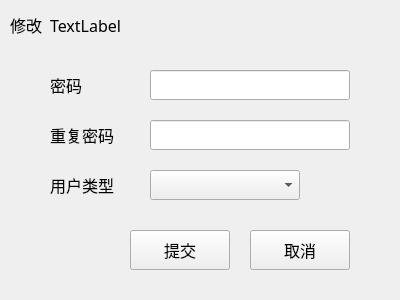
Arnowsx/ManangerClient2, file newandupdateuserwindow.ui: the form before one commit.
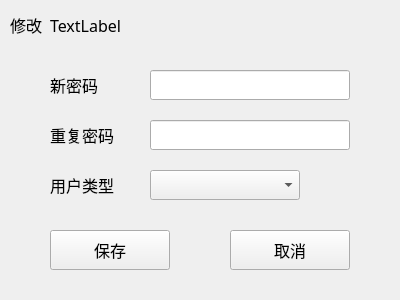
The form after the commit.

Patch:
```diff
--- a/newandupdateuserwindow.ui
+++ b/newandupdateuserwindow.ui
@@ -56,7 +56,7 @@
      </rect>
     </property>
     <property name="text">
-     <string>密码</string>
+     <string>新密码</string>
     </property>
    </widget>
    <widget class="QLabel" name="label_4">
@@ -124,22 +124,22 @@
    <widget class="QPushButton" name="submitPushButton">
     <property name="geometry">
      <rect>
-      <x>130</x>
+      <x>50</x>
       <y>230</y>
-      <width>100</width>
+      <width>120</width>
       <height>40</height>
      </rect>
     </property>
     <property name="text">
-     <string>提交</string>
+     <string>保存</string>
     </property>
    </widget>
    <widget class="QPushButton" name="cancelPushButton">
     <property name="geometry">
      <rect>
-      <x>250</x>
+      <x>230</x>
       <y>230</y>
-      <width>100</width>
+      <width>120</width>
       <height>40</height>
      </rect>
     </property>
```
Left out of the diff: 2 changed lines with no effect on the pictures.
